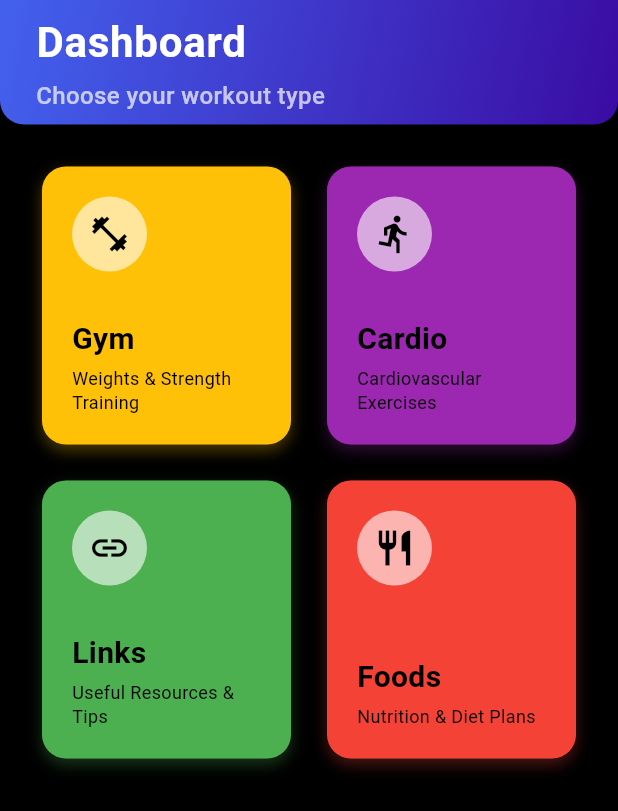
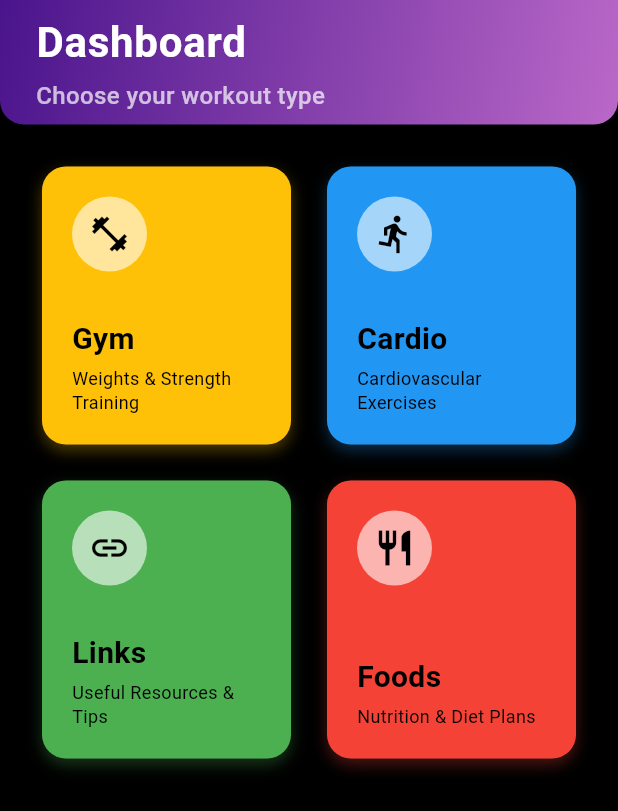
Before and after one commit to SalahYasser/iron_counter, a Flutter app: the DashboardView screen opened by its route, on a phone screen of 412 x 824 dp. Shown: the top 811 px of the screen. Run offline on Flutter 3.47's test engine with Material 3 defaults, Android fonts, the phone set to English and light mode, and no system bars; our stand-ins replace cached_network_image, dartz, equatable, flutter_screenutil, font_awesome_flutter, google_fonts; network calls fail.

Commit message:
refactor app colors

```diff
--- a/lib/core/constants/app_colors.dart
+++ b/lib/core/constants/app_colors.dart
@@ -5,27 +5,28 @@ class AppColors {
   static const Gradient kPrimaryGradient = LinearGradient(
     begin: Alignment.topLeft,
     end: Alignment.bottomRight,
-    colors: [Color(0xFF4361EE), Color(0xFF3A0CA3)],
+    colors: [Color(0xFF4A148C), Color(0xFFBA68C8)],
   );
 
-  static const Color kPrimary = Colors.blueAccent;
-  static const Color kPrimaryDark = Color(0xFF3A0CA3);
-  static const Color kAccent = Color(0xFFE5E5E5);
+  static const Color kPrimary = Color(0xFFBA68C8);
+  static const Color kPrimaryDark = Color(0xFF6A1B9A);
+
+  static const Color kTextPrimary = Color(0xFFE5E5E5);
+  static const Color textSecondary = Color(0xFFFFFFFF);
 
   static const Color kBackground = Color(0xFF000000);
   static const Color kSurface = Color(0xFF1E1E1E);
-
-  static const Color kTextPrimary = Color(0xFFFFFFFF);
-  static const Color textSecondary = kAccent;
 
   static const Color kBlack = Color(0xFF000000);
   static const Color kSurfaceLight = Color(0xFF2C2C2C);
 
   // workout types colors
   static const Color kGym = Colors.amber;
-  static const Color kCardio = Colors.purple;
+  // static final Color kCardio = Colors.purple[400]!;
+  static final Color kCardio = Colors.blue;
   static const Color kLinks = Colors.green;
-  static const Color kFoods = Colors.red;
+  // static final Color kFoods = Colors.red[400]!;
+  static final Color kFoods = Colors.red[500]!;
 
   // Text Colors
   static const Color kTextSecondary = Color(0xFFB0B0B0);
--- a/lib/core/constants/app_strings.dart
+++ b/lib/core/constants/app_strings.dart
@@ -1,6 +1,6 @@
 class AppStrings {
 
-  static const String appName = 'FitTracker';
+  static const String appName = 'Training Sync';
   static const String splashTagline = 'Your Fitness Journey Starts Here';
   static const String onboardingTitle = 'Ready to Transform?';
   static const String onboardingSubtitle =
--- a/lib/core/widgets/custom_app_bar.dart
+++ b/lib/core/widgets/custom_app_bar.dart
@@ -1,4 +1,5 @@
 import 'package:flutter/material.dart';
+import 'package:iron_counter/core/constants/app_colors.dart';
 import 'package:iron_counter/core/constants/app_strings.dart';
 
 class CustomAppBar extends StatelessWidget {
@@ -9,11 +10,7 @@ class CustomAppBar extends StatelessWidget {
     return SafeArea(
       child: Container(
         decoration: const BoxDecoration(
-          gradient: LinearGradient(
-            begin: Alignment.topLeft,
-            end: Alignment.bottomRight,
-            colors: [Color(0xFF4361EE), Color(0xFF3A0CA3)],
-          ),
+          gradient: AppColors.kPrimaryGradient,
           borderRadius: BorderRadius.only(
             bottomLeft: Radius.circular(16),
             bottomRight: Radius.circular(16),
--- a/lib/features/onboarding/presentation/views/widgets/on_boarding_view_body.dart
+++ b/lib/features/onboarding/presentation/views/widgets/on_boarding_view_body.dart
@@ -4,6 +4,7 @@ import 'package:flutter_screenutil/flutter_screenutil.dart';
 import 'package:iron_counter/core/constants/app_colors.dart';
 import 'package:iron_counter/core/constants/app_strings.dart';
 import 'package:iron_counter/core/constants/app_urls.dart';
+import 'package:iron_counter/core/widgets/gradient_button.dart';
 import 'package:iron_counter/features/dashboard/presentation/views/dashboard_view.dart';
 
 class OnBoardingViewBody extends StatelessWidget {
@@ -47,7 +48,7 @@ class OnBoardingViewBody extends StatelessWidget {
             AppStrings.onboardingTitle,
             style: Theme.of(
               context,
-            ).textTheme.titleLarge?.copyWith(color: AppColors.kPrimary),
+            ).textTheme.titleLarge?.copyWith(color: AppColors.kPrimary ),
             textAlign: TextAlign.center,
           ),
           SizedBox(height: 16.r),
@@ -59,14 +60,12 @@ class OnBoardingViewBody extends StatelessWidget {
           ),
           const Spacer(flex: 3),
 
-          ElevatedButton(
+          GradientButton(
             onPressed: () {
               Navigator.pushNamed(context, DashboardView.routeName);
             },
-            child: Text(
-              AppStrings.onboardingButton,
-              style: TextStyle(color: AppColors.kAccent),
-            ),
+            buttonText: AppStrings.onboardingButton,
+            textColor: AppColors.kTextPrimary,
           ),
           SizedBox(height: 20.r),
         ],
```
